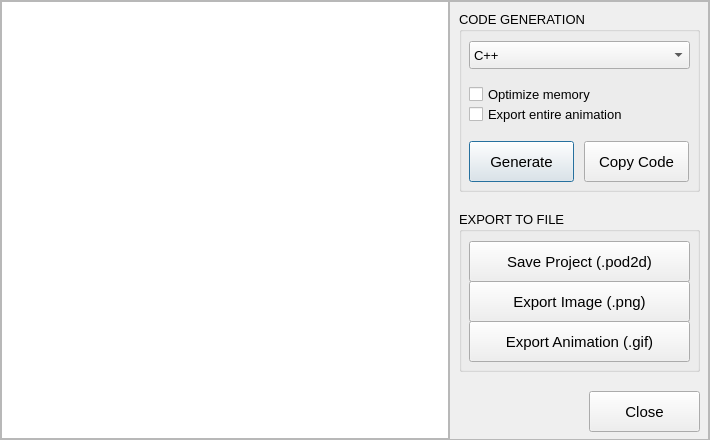
First picture: the form in POD2d/exportdialog.ui, repository ilertwo/POD2d, before the edit.
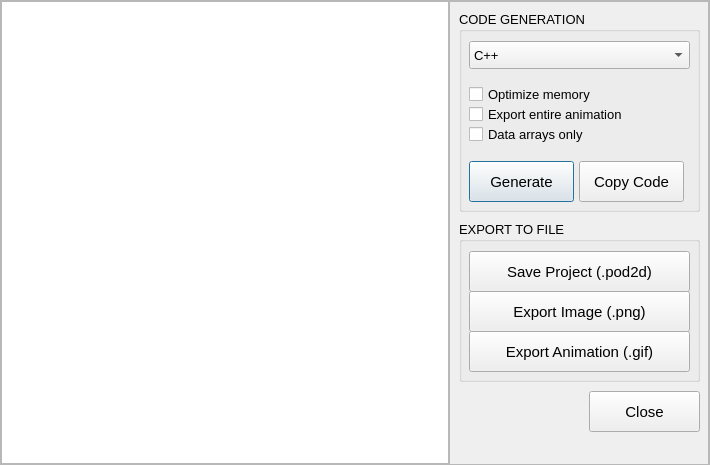
Second picture: the form after the edit.

Commit message: feat(export): add C-Array import, U8g2 support, file warnings, and fix loading crash

```diff
--- a/POD2d/exportdialog.ui
+++ b/POD2d/exportdialog.ui
@@ -7,19 +7,19 @@
     <x>0</x>
     <y>0</y>
     <width>710</width>
-    <height>440</height>
+    <height>465</height>
    </rect>
   </property>
   <property name="minimumSize">
    <size>
     <width>710</width>
-    <height>410</height>
+    <height>465</height>
    </size>
   </property>
   <property name="maximumSize">
    <size>
     <width>710</width>
-    <height>440</height>
+    <height>435</height>
    </size>
   </property>
   <property name="windowTitle">
@@ -73,13 +73,13 @@
         <property name="minimumSize">
          <size>
           <width>260</width>
-          <height>440</height>
+          <height>465</height>
          </size>
         </property>
         <property name="maximumSize">
          <size>
           <width>260</width>
-          <height>440</height>
+          <height>465</height>
          </size>
         </property>
         <property name="frameShape">
@@ -94,7 +94,7 @@
            <x>10</x>
            <y>10</y>
            <width>241</width>
-           <height>181</height>
+           <height>201</height>
           </rect>
          </property>
          <property name="font">
@@ -133,7 +133,7 @@
            <rect>
             <x>10</x>
             <y>70</y>
-            <width>151</width>
+            <width>211</width>
             <height>26</height>
            </rect>
           </property>
@@ -154,7 +154,7 @@
            <rect>
             <x>10</x>
             <y>90</y>
-            <width>191</width>
+            <width>221</width>
             <height>26</height>
            </rect>
           </property>
@@ -174,7 +174,7 @@
           <property name="geometry">
            <rect>
             <x>10</x>
-            <y>130</y>
+            <y>150</y>
             <width>105</width>
             <height>41</height>
            </rect>
@@ -194,8 +194,8 @@
          <widget class="QPushButton" name="btn_CopyCode">
           <property name="geometry">
            <rect>
-            <x>125</x>
-            <y>130</y>
+            <x>120</x>
+            <y>150</y>
             <width>105</width>
             <height>41</height>
            </rect>
@@ -212,12 +212,33 @@
            <string>Copy Code</string>
           </property>
          </widget>
+         <widget class="QCheckBox" name="chk_DataOnly">
+          <property name="geometry">
+           <rect>
+            <x>10</x>
+            <y>110</y>
+            <width>191</width>
+            <height>26</height>
+           </rect>
+          </property>
+          <property name="font">
+           <font>
+            <pointsize>10</pointsize>
+           </font>
+          </property>
+          <property name="cursor">
+           <cursorShape>PointingHandCursor</cursorShape>
+          </property>
+          <property name="text">
+           <string>Data arrays only</string>
+          </property>
+         </widget>
         </widget>
         <widget class="QGroupBox" name="groupBox_2">
          <property name="geometry">
           <rect>
            <x>10</x>
-           <y>210</y>
+           <y>220</y>
            <width>241</width>
            <height>161</height>
           </rect>
```
The commit also changes 10 other files.
